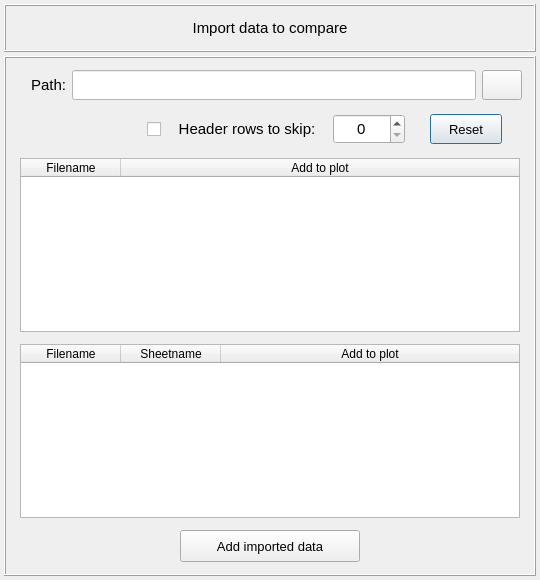
Old version of the form vibra/interface/data/ui_files/data_handler/import_data_to_compare.ui in the repository MOPT-UFSC/VIBRA.
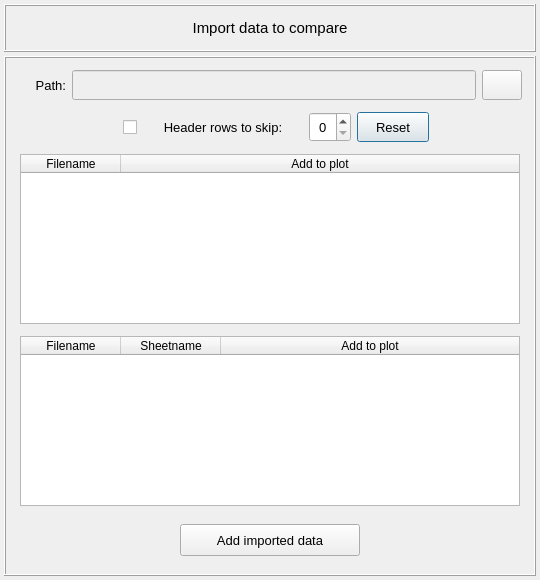
New version of the form. Icons and pictures are not drawn.

What changed in the file:
```diff
--- a/vibra/interface/data/ui_files/data_handler/import_data_to_compare.ui
+++ b/vibra/interface/data/ui_files/data_handler/import_data_to_compare.ui
@@ -206,30 +206,6 @@
              <number>2</number>
             </property>
             <item row="0" column="4">
-             <widget class="QFrame" name="frame_13">
-              <property name="frameShape">
-               <enum>QFrame::NoFrame</enum>
-              </property>
-              <property name="frameShadow">
-               <enum>QFrame::Raised</enum>
-              </property>
-              <layout class="QGridLayout" name="gridLayout_6">
-               <property name="leftMargin">
-                <number>2</number>
-               </property>
-               <property name="topMargin">
-                <number>2</number>
-               </property>
-               <property name="rightMargin">
-                <number>2</number>
-               </property>
-               <property name="bottomMargin">
-                <number>2</number>
-               </property>
-               <property name="spacing">
-                <number>2</number>
-               </property>
-               <item row="0" column="0">
                 <widget class="QPushButton" name="pushButton_reset_imported_data">
                  <property name="minimumSize">
                   <size>
@@ -272,18 +248,18 @@
                  </property>
                 </widget>
                </item>
-              </layout>
-             </widget>
-            </item>
-            <item row="0" column="0">
-             <widget class="QFrame" name="frame_14">
-              <property name="frameShape">
-               <enum>QFrame::NoFrame</enum>
+            <item row="0" column="5">
+             <spacer name="horizontalSpacer_2">
+              <property name="orientation">
+               <enum>Qt::Horizontal</enum>
               </property>
-              <property name="frameShadow">
-               <enum>QFrame::Raised</enum>
+              <property name="sizeHint" stdset="0">
+               <size>
+                <width>40</width>
+                <height>20</height>
+               </size>
               </property>
-             </widget>
+             </spacer>
             </item>
             <item row="0" column="3">
              <widget class="QSpinBox" name="spinBox_skiprows">
@@ -301,7 +277,7 @@
               </property>
               <property name="font">
                <font>
-                <pointsize>11</pointsize>
+                <pointsize>10</pointsize>
                </font>
               </property>
               <property name="alignment">
@@ -354,7 +330,7 @@
               <property name="font">
                <font>
                 <family>MS Shell Dlg 2</family>
-                <pointsize>11</pointsize>
+                <pointsize>10</pointsize>
                 <weight>50</weight>
                 <italic>false</italic>
                 <bold>false</bold>
@@ -368,6 +344,19 @@
               </property>
              </widget>
             </item>
+            <item row="0" column="0">
+             <spacer name="horizontalSpacer">
+              <property name="orientation">
+               <enum>Qt::Horizontal</enum>
+              </property>
+              <property name="sizeHint" stdset="0">
+               <size>
+                <width>40</width>
+                <height>20</height>
+               </size>
+              </property>
+             </spacer>
+            </item>
            </layout>
           </widget>
          </item>
@@ -618,7 +607,7 @@
               <property name="font">
                <font>
                 <family>MS Shell Dlg 2</family>
-                <pointsize>11</pointsize>
+                <pointsize>10</pointsize>
                 <weight>50</weight>
                 <italic>false</italic>
                 <bold>false</bold>
@@ -651,7 +640,7 @@
               </property>
               <property name="font">
                <font>
-                <pointsize>8</pointsize>
+                <pointsize>9</pointsize>
                 <weight>50</weight>
                 <italic>false</italic>
                 <bold>false</bold>
@@ -661,8 +650,7 @@
                <enum>Qt::LeftToRight</enum>
               </property>
               <property name="styleSheet">
-               <string notr="true">background-color: rgb(255, 255, 255);
-color: rgb(0, 0, 255);</string>
+               <string notr="true"/>
               </property>
               <property name="alignment">
                <set>Qt::AlignCenter</set>
@@ -721,6 +709,18 @@
          </item>
          <item row="4" column="0">
           <widget class="QFrame" name="frame_add_imported_data">
+           <property name="minimumSize">
+            <size>
+             <width>0</width>
+             <height>48</height>
+            </size>
+           </property>
+           <property name="maximumSize">
+            <size>
+             <width>16777215</width>
+             <height>48</height>
+            </size>
+           </property>
            <property name="frameShape">
             <enum>QFrame::NoFrame</enum>
            </property>
```
Lines whose indentation alone changed are shown as unchanged.
